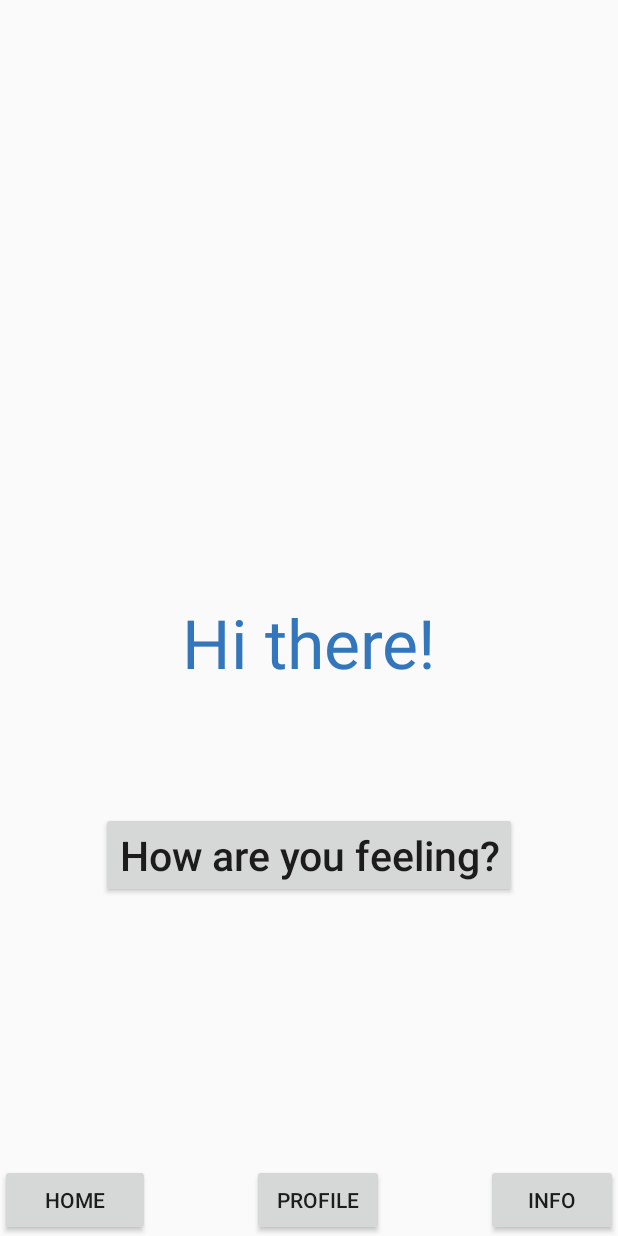
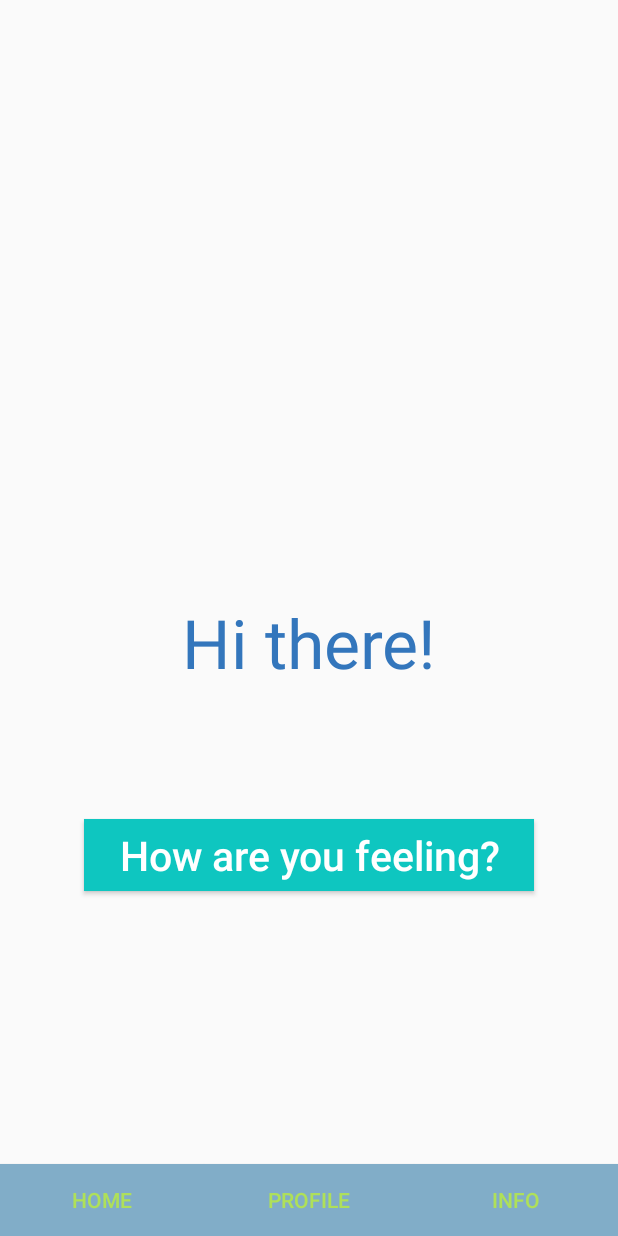
Before and after one commit to hlpike/Sona, an Android app: the HubActivity screen opened directly, with no data from a screen before it, on a phone screen of 412 x 824 dp. Run offline under Robolectric (Android 15) with nearby library versions, the phone set to English and light mode, and no system bars.

Commit message:
changed colors in hub, adjusted button width

```diff
--- a/app/src/main/res/layout/activity_hub.xml
+++ b/app/src/main/res/layout/activity_hub.xml
@@ -25,17 +25,23 @@
 
     <Button
         android:id="@+id/hub_info2"
-        android:layout_width="wrap_content"
+        android:layout_width="0sp"
         android:layout_height="wrap_content"
+        android:background="#81ADC8"
         android:text="@string/info"
+        android:textColor="#AFE059"
+        app:layout_constraintWidth_percent=".33"
         app:layout_constraintBottom_toBottomOf="parent"
         app:layout_constraintEnd_toEndOf="parent" />
 
     <Button
         android:id="@+id/hub_home2"
-        android:layout_width="100dp"
+        android:layout_width="0sp"
         android:layout_height="wrap_content"
+        android:background="#81ADC8"
         android:text="@string/home"
+        android:textColor="#AFE059"
+        app:layout_constraintWidth_percent=".33"
         app:layout_constraintBottom_toBottomOf="parent"
         app:layout_constraintStart_toStartOf="parent" />
 
@@ -54,20 +60,23 @@
 
     <Button
         android:id="@+id/hub_profile2"
-        android:layout_width="wrap_content"
+        android:layout_width="0sp"
         android:layout_height="wrap_content"
+        android:background="#81ADC8"
         android:text="@string/profile"
+        android:textColor="#AFE059"
         app:layout_constraintBottom_toBottomOf="parent"
         app:layout_constraintEnd_toStartOf="@+id/hub_info2"
         app:layout_constraintStart_toEndOf="@+id/hub_home2" />
 
     <Button
         android:id="@+id/hub_about_day2"
-        android:layout_width="wrap_content"
+        android:layout_width="300sp"
         android:layout_height="wrap_content"
+        android:background="#0EC6C0"
         android:text="@string/feeling"
         android:textAllCaps="false"
-        android:textColorHighlight="#00A87979"
+        android:textColor="#FFFFFF"
         android:textSize="27sp"
         app:layout_constraintBottom_toBottomOf="parent"
         app:layout_constraintEnd_toEndOf="parent"
```
